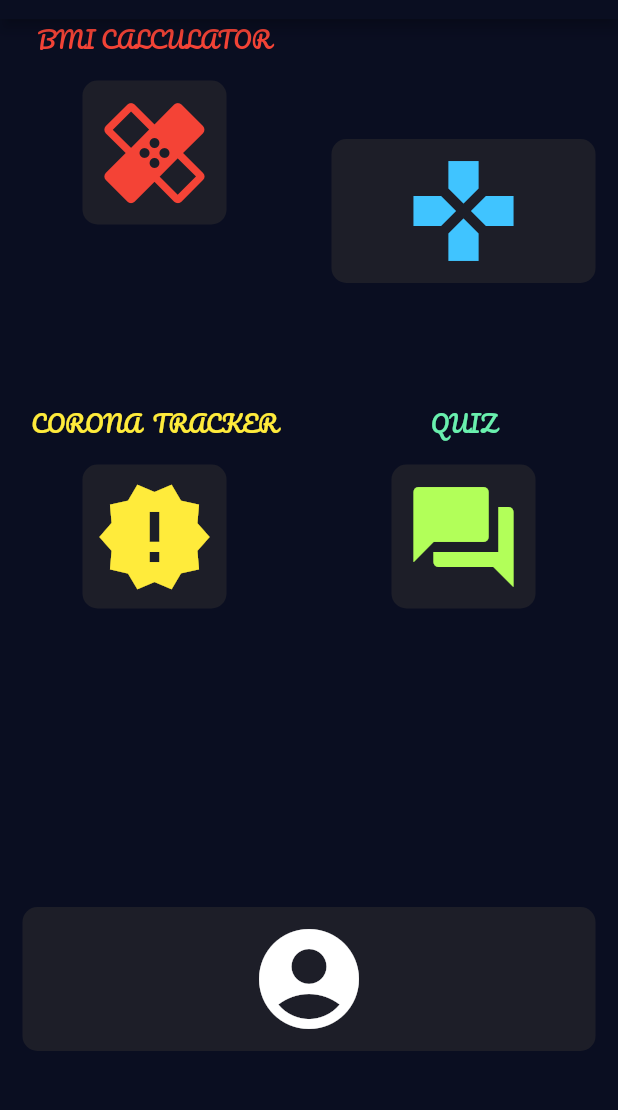
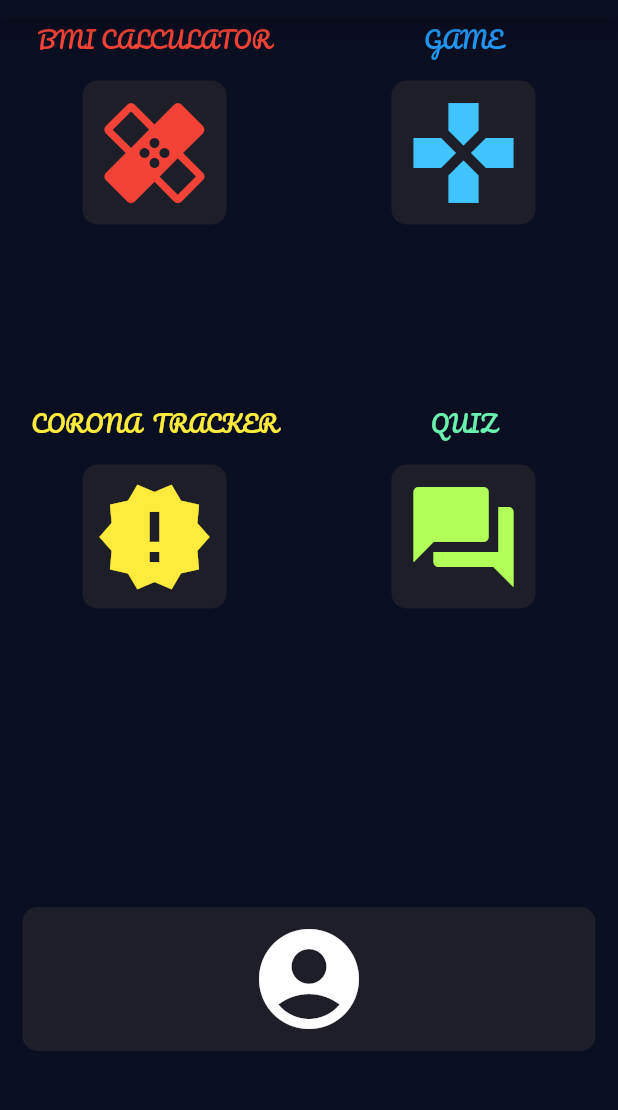
Before and after one commit to simransrivastava01/EcoVille, a Flutter app: the screen it shows after launch, on a phone screen of 412 x 824 dp, the part 65-1175 px from its top. Run offline on Flutter 3.47's test engine with Material 2 defaults, Android fonts, the phone set to English and light mode, and no system bars; our stand-ins replace flutter_spinkit, font_awesome_flutter, rflutter_alert.

Commit message:
added text game

```diff
--- a/lib/mainPage/input_page.dart
+++ b/lib/mainPage/input_page.dart
@@ -75,7 +75,16 @@ class _InputPageState extends State<InputPage> {
                   ),
                 ),
                 Expanded(
-                  child: GestureDetector(
+                  child: Column(
+                    children: <Widget>[
+                      Text(
+                        'GAME',
+                        style: TextStyle(
+                            fontSize: 15.0,
+                            color: Colors.blue,
+                            fontFamily: 'Pacifico'),
+                      ),
+                      GestureDetector(
                         onTap: () {},
                         child: ReusableCard(
                           colour: card2,
@@ -98,6 +107,8 @@ class _InputPageState extends State<InputPage> {
                             },
                           ),
                         ),
+                      ),
+                    ],
                   ),
                 ),
               ],
```
Lines whose indentation alone changed are shown as unchanged.
